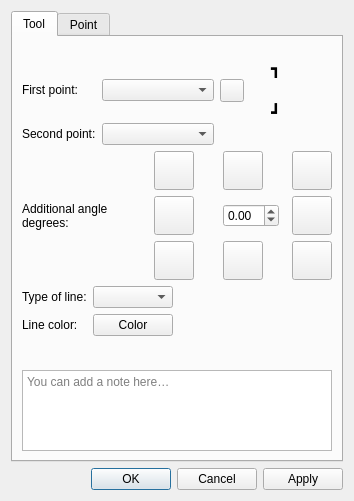
equinox-patterns/Ostara, file src/libs/vtools/dialogs/tools/dialognormal.ui: the form before one commit.
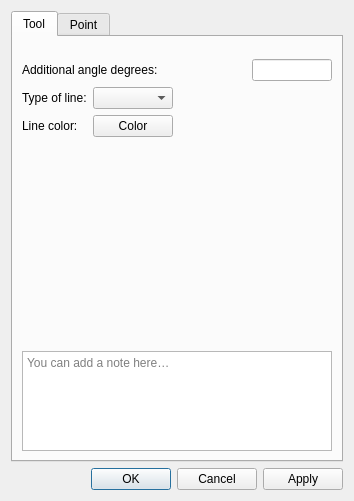
The form after the commit. Icons and pictures are not drawn. Custom widgets are drawn as their Qt base class.

Commit message: Points + Line tool validation: point combos, PB toggle, click-to-PB fix

```diff
--- a/src/libs/vtools/dialogs/tools/dialognormal.ui
+++ b/src/libs/vtools/dialogs/tools/dialognormal.ui
@@ -60,102 +60,12 @@
          </item>
         </layout>
        </item>
-       <item>
-        <layout class="QGridLayout" name="gridLayoutPoints">
-         <property name="verticalSpacing">
-          <number>1</number>
-         </property>
-         <item row="0" column="0">
-          <widget class="QLabel" name="labelFirstPoint">
-           <property name="sizePolicy">
-            <sizepolicy hsizetype="Fixed" vsizetype="Fixed">
-             <horstretch>0</horstretch>
-             <verstretch>0</verstretch>
-            </sizepolicy>
-           </property>
-           <property name="text">
-            <string>First point:</string>
-           </property>
-          </widget>
-         </item>
-         <item row="0" column="1">
-          <widget class="QComboBox" name="comboBoxFirstPoint"/>
-         </item>
-         <item row="0" column="2">
-          <layout class="QVBoxLayout" name="verticalLayoutSwap">
-           <property name="spacing">
-            <number>1</number>
-           </property>
-           <item alignment="Qt::AlignmentFlag::AlignTop">
-            <widget class="QLabel" name="label_8">
-             <property name="font">
-              <font>
-               <pointsize>10</pointsize>
-              </font>
-             </property>
-             <property name="text">
-              <string notr="true">&lt;html&gt;&lt;head/&gt;&lt;body&gt;&lt;p&gt;&lt;span style=&quot; font-size:12pt;font-weight:800;&quot;&gt;┓&lt;/span&gt;&lt;/p&gt;&lt;/body&gt;&lt;/html&gt;</string>
-             </property>
-             <property name="alignment">
-              <set>Qt::AlignmentFlag::AlignBottom|Qt::AlignmentFlag::AlignHCenter</set>
-             </property>
-            </widget>
-           </item>
-           <item>
-            <widget class="QToolButton" name="toolButtonSwapPoints">
-             <property name="toolTip">
-              <string>Swap points</string>
-             </property>
-             <property name="text">
-              <string notr="true"/>
-             </property>
-             <property name="icon">
-              <iconset theme="gtk-convert"/>
-             </property>
-             <property name="iconSize">
-              <size>
-               <width>16</width>
-               <height>16</height>
-              </size>
-             </property>
-            </widget>
-           </item>
-           <item alignment="Qt::AlignmentFlag::AlignHCenter|Qt::AlignmentFlag::AlignBottom">
-            <widget class="QLabel" name="label_10">
-             <property name="text">
-              <string notr="true">&lt;html&gt;&lt;head/&gt;&lt;body&gt;&lt;p&gt;&lt;span style=&quot; font-size:12pt; font-weight:800;&quot;&gt;┛&lt;/span&gt;&lt;/p&gt;&lt;/body&gt;&lt;/html&gt;</string>
-             </property>
-             <property name="alignment">
-              <set>Qt::AlignmentFlag::AlignLeading|Qt::AlignmentFlag::AlignLeft|Qt::AlignmentFlag::AlignTop</set>
-             </property>
-            </widget>
-           </item>
-          </layout>
-         </item>
-         <item row="1" column="0">
-          <widget class="QLabel" name="labelSecondPoint">
-           <property name="sizePolicy">
-            <sizepolicy hsizetype="Fixed" vsizetype="Fixed">
-             <horstretch>0</horstretch>
-             <verstretch>0</verstretch>
-            </sizepolicy>
-           </property>
-           <property name="text">
-            <string>Second point:</string>
-           </property>
-          </widget>
-         </item>
-         <item row="1" column="1">
-          <widget class="QComboBox" name="comboBoxSecondPoint"/>
-         </item>
-        </layout>
-       </item>
        <item>
         <layout class="QHBoxLayout" name="horizontalLayout_6">
          <item>
           <widget class="QLabel" name="label_5">
            <property name="sizePolicy">
-            <sizepolicy hsizetype="Expanding" vsizetype="Preferred">
+            <sizepolicy hsizetype="Preferred" vsizetype="Preferred">
              <horstretch>0</horstretch>
              <verstretch>0</verstretch>
             </sizepolicy>
@@ -175,181 +85,20 @@
           </widget>
          </item>
          <item>
-          <layout class="QGridLayout" name="gridLayout">
-           <property name="sizeConstraint">
-            <enum>QLayout::SizeConstraint::SetMinimumSize</enum>
+          <widget class="QLineEdit" name="lineEditAngle">
+           <property name="sizePolicy">
+            <sizepolicy hsizetype="Fixed" vsizetype="Fixed">
+             <horstretch>0</horstretch>
+             <verstretch>0</verstretch>
+            </sizepolicy>
            </property>
-           <property name="horizontalSpacing">
-            <number>29</number>
+           <property name="maximumSize">
+            <size>
+             <width>80</width>
+             <height>16777215</height>
+            </size>
            </property>
-           <property name="verticalSpacing">
-            <number>6</number>
-           </property>
-           <item row="1" column="2">
-            <widget class="QToolButton" name="toolButtonArrowRight">
-             <property name="text">
-              <string notr="true"/>
-             </property>
-             <property name="icon">
-              <iconset resource="../../../vmisc/share/resources/icon.qrc">
-               <normaloff>:/icon/32x32/arrowRight.png</normaloff>:/icon/32x32/arrowRight.png</iconset>
-             </property>
-             <property name="iconSize">
-              <size>
-               <width>32</width>
-               <height>32</height>
-              </size>
-             </property>
-            </widget>
-           </item>
-           <item row="1" column="1">
-            <widget class="QDoubleSpinBox" name="doubleSpinBoxAngle">
-             <property name="sizePolicy">
-              <sizepolicy hsizetype="Ignored" vsizetype="Fixed">
-               <horstretch>0</horstretch>
-               <verstretch>0</verstretch>
-              </sizepolicy>
-             </property>
-             <property name="minimumSize">
-              <size>
-               <width>56</width>
-               <height>0</height>
-              </size>
-             </property>
-             <property name="minimum">
-              <double>-360.000000000000000</double>
-             </property>
-             <property name="maximum">
-              <double>360.000000000000000</double>
-             </property>
-            </widget>
-           </item>
-           <item row="0" column="0">
-            <widget class="QToolButton" name="toolButtonArrowLeftUp">
-             <property name="text">
-              <string notr="true"/>
-             </property>
-             <property name="icon">
-              <iconset resource="../../../vmisc/share/resources/icon.qrc">
-               <normaloff>:/icon/32x32/arrowLeftUp.png</normaloff>:/icon/32x32/arrowLeftUp.png</iconset>
-             </property>
-             <property name="iconSize">
-              <size>
-               <width>32</width>
-               <height>32</height>
-              </size>
-             </property>
-            </widget>
-           </item>
-           <item row="0" column="2">
-            <widget class="QToolButton" name="toolButtonArrowRightUp">
-             <property name="text">
-              <string notr="true"/>
-             </property>
-             <property name="icon">
-              <iconset resource="../../../vmisc/share/resources/icon.qrc">
-               <normaloff>:/icon/32x32/arrowRightUp.png</normaloff>:/icon/32x32/arrowRightUp.png</iconset>
-             </property>
-             <property name="iconSize">
-              <size>
-               <width>32</width>
-               <height>32</height>
-              </size>
-             </property>
-            </widget>
-           </item>
-           <item row="0" column="1">
-            <widget class="QToolButton" name="toolButtonArrowUp">
-             <property name="minimumSize">
-              <size>
-               <width>0</width>
-               <height>0</height>
-              </size>
-             </property>
-             <property name="text">
-              <string notr="true"/>
-             </property>
-             <property name="icon">
-              <iconset resource="../../../vmisc/share/resources/icon.qrc">
-               <normaloff>:/icon/32x32/arrowUp.png</normaloff>:/icon/32x32/arrowUp.png</iconset>
-             </property>
-             <property name="iconSize">
-              <size>
-               <width>32</width>
-               <height>32</height>
-              </size>
-             </property>
-            </widget>
-           </item>
-           <item row="1" column="0">
-            <widget class="QToolButton" name="toolButtonArrowLeft">
-             <property name="text">
-              <string notr="true"/>
-             </property>
-             <property name="icon">
-              <iconset resource="../../../vmisc/share/resources/icon.qrc">
-               <normaloff>:/icon/32x32/arrowLeft.png</normaloff>:/icon/32x32/arrowLeft.png</iconset>
-             </property>
-             <property name="iconSize">
-              <size>
-               <width>32</width>
-               <height>32</height>
-              </size>
-             </property>
-            </widget>
-           </item>
-           <item row="2" column="0">
-            <widget class="QToolButton" name="toolButtonArrowLeftDown">
-             <property name="text">
-              <string notr="true"/>
-             </property>
-             <property name="icon">
-              <iconset resource="../../../vmisc/share/resources/icon.qrc">
-               <normaloff>:/icon/32x32/arrowLeftDown.png</normaloff>:/icon/32x32/arrowLeftDown.png</iconset>
-             </property>
-             <property name="iconSize">
-              <size>
-               <width>32</width>
-               <height>32</height>
-              </size>
-             </property>
-            </widget>
-           </item>
-           <item row="2" column="1">
-            <widget class="QToolButton" name="toolButtonArrowDown">
-             <property name="text">
-              <string notr="true"/>
-             </property>
-             <property name="icon">
-              <iconset resource="../../../vmisc/share/resources/icon.qrc">
-               <normaloff>:/icon/32x32/arrowDown.png</normaloff>:/icon/32x32/arrowDown.png</iconset>
-             </property>
-             <property name="iconSize">
-              <size>
-               <width>32</width>
-               <height>32</height>
-              </size>
-             </property>
-            </widget>
-           </item>
-           <item row="2" column="2">
-            <widget class="QToolButton" name="toolButtonArrowRightDown">
-             <property name="text">
-              <string notr="true"/>
-             </property>
-             <property name="icon">
-              <iconset resource="../../../vmisc/share/resources/icon.qrc">
-               <normaloff>:/icon/32x32/arrowRightDown.png</normaloff>:/icon/32x32/arrowRightDown.png</iconset>
-             </property>
-             <property name="iconSize">
-              <size>
-               <width>32</width>
-               <height>32</height>
-              </size>
-             </property>
-            </widget>
-           </item>
-          </layout>
+          </widget>
          </item>
         </layout>
        </item>
```
Left out of the diff: 12 changed lines with no effect on the pictures. The commit also changes 16 other files.
